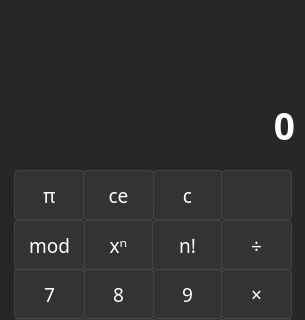
fonzy1243/QtCPPCalculator, file QtCPPCalculator/QtCPPCalculator.ui: the form before one commit; both pictures show x 0 to 305 and y 0 to 320 of the 305 by 465 pixel window.
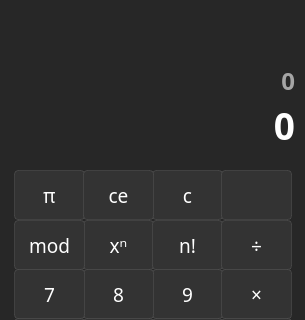
The form after the commit. Icons and pictures are not drawn.

Commit message:
added equation view ui
clicking a number seems to add a duplicate in the equation view though

The edit to the form file:
```diff
--- a/QtCPPCalculator/QtCPPCalculator.ui
+++ b/QtCPPCalculator/QtCPPCalculator.ui
@@ -1490,6 +1490,183 @@
      </item>
     </layout>
    </widget>
+   <widget class="QLabel" name="equationDisplayField">
+    <property name="geometry">
+     <rect>
+      <x>12</x>
+      <y>60</y>
+      <width>283</width>
+      <height>41</height>
+     </rect>
+    </property>
+    <property name="palette">
+     <palette>
+      <active>
+       <colorrole role="WindowText">
+        <brush brushstyle="SolidPattern">
+         <color alpha="255">
+          <red>165</red>
+          <green>165</green>
+          <blue>165</blue>
+         </color>
+        </brush>
+       </colorrole>
+       <colorrole role="Text">
+        <brush brushstyle="SolidPattern">
+         <color alpha="255">
+          <red>165</red>
+          <green>165</green>
+          <blue>165</blue>
+         </color>
+        </brush>
+       </colorrole>
+       <colorrole role="ButtonText">
+        <brush brushstyle="SolidPattern">
+         <color alpha="255">
+          <red>165</red>
+          <green>165</green>
+          <blue>165</blue>
+         </color>
+        </brush>
+       </colorrole>
+       <colorrole role="Window">
+        <brush brushstyle="SolidPattern">
+         <color alpha="255">
+          <red>244</red>
+          <green>244</green>
+          <blue>244</blue>
+         </color>
+        </brush>
+       </colorrole>
+       <colorrole role="PlaceholderText">
+        <brush brushstyle="SolidPattern">
+         <color alpha="255">
+          <red>165</red>
+          <green>165</green>
+          <blue>165</blue>
+         </color>
+        </brush>
+       </colorrole>
+      </active>
+      <inactive>
+       <colorrole role="WindowText">
+        <brush brushstyle="SolidPattern">
+         <color alpha="255">
+          <red>165</red>
+          <green>165</green>
+          <blue>165</blue>
+         </color>
+        </brush>
+       </colorrole>
+       <colorrole role="Text">
+        <brush brushstyle="SolidPattern">
+         <color alpha="255">
+          <red>165</red>
+          <green>165</green>
+          <blue>165</blue>
+         </color>
+        </brush>
+       </colorrole>
+       <colorrole role="ButtonText">
+        <brush brushstyle="SolidPattern">
+         <color alpha="255">
+          <red>165</red>
+          <green>165</green>
+          <blue>165</blue>
+         </color>
+        </brush>
+       </colorrole>
+       <colorrole role="Window">
+        <brush brushstyle="SolidPattern">
+         <color alpha="255">
+          <red>240</red>
+          <green>240</green>
+          <blue>240</blue>
+         </color>
+        </brush>
+       </colorrole>
+       <colorrole role="PlaceholderText">
+        <brush brushstyle="SolidPattern">
+         <color alpha="255">
+          <red>165</red>
+          <green>165</green>
+          <blue>165</blue>
+         </color>
+        </brush>
+       </colorrole>
+      </inactive>
+      <disabled>
+       <colorrole role="WindowText">
+        <brush brushstyle="SolidPattern">
+         <color alpha="255">
+          <red>165</red>
+          <green>165</green>
+          <blue>165</blue>
+         </color>
+        </brush>
+       </colorrole>
+       <colorrole role="Text">
+        <brush brushstyle="SolidPattern">
+         <color alpha="255">
+          <red>165</red>
+          <green>165</green>
+          <blue>165</blue>
+         </color>
+        </brush>
+       </colorrole>
+       <colorrole role="ButtonText">
+        <brush brushstyle="SolidPattern">
+         <color alpha="255">
+          <red>165</red>
+          <green>165</green>
+          <blue>165</blue>
+         </color>
+        </brush>
+       </colorrole>
+       <colorrole role="Window">
+        <brush brushstyle="SolidPattern">
+         <color alpha="255">
+          <red>244</red>
+          <green>244</green>
+          <blue>244</blue>
+         </color>
+        </brush>
+       </colorrole>
+       <colorrole role="PlaceholderText">
+        <brush brushstyle="SolidPattern">
+         <color alpha="255">
+          <red>165</red>
+          <green>165</green>
+          <blue>165</blue>
+         </color>
+        </brush>
+       </colorrole>
+      </disabled>
+     </palette>
+    </property>
+    <property name="font">
+     <font>
+      <family>Segoe UI Variable Display Semib</family>
+      <pointsize>18</pointsize>
+      <bold>true</bold>
+     </font>
+    </property>
+    <property name="cursor">
+     <cursorShape>IBeamCursor</cursorShape>
+    </property>
+    <property name="styleSheet">
+     <string notr="true">QLabel {
+	color: rgb(165, 165, 165);
+	background: none;
+}</string>
+    </property>
+    <property name="text">
+     <string>0</string>
+    </property>
+    <property name="alignment">
+     <set>Qt::AlignRight|Qt::AlignTrailing|Qt::AlignVCenter</set>
+    </property>
+   </widget>
   </widget>
  </widget>
  <layoutdefault spacing="6" margin="11"/>
```
Left out of the diff: 12 changed lines with no effect on the pictures. The commit also changes 8 other files.
